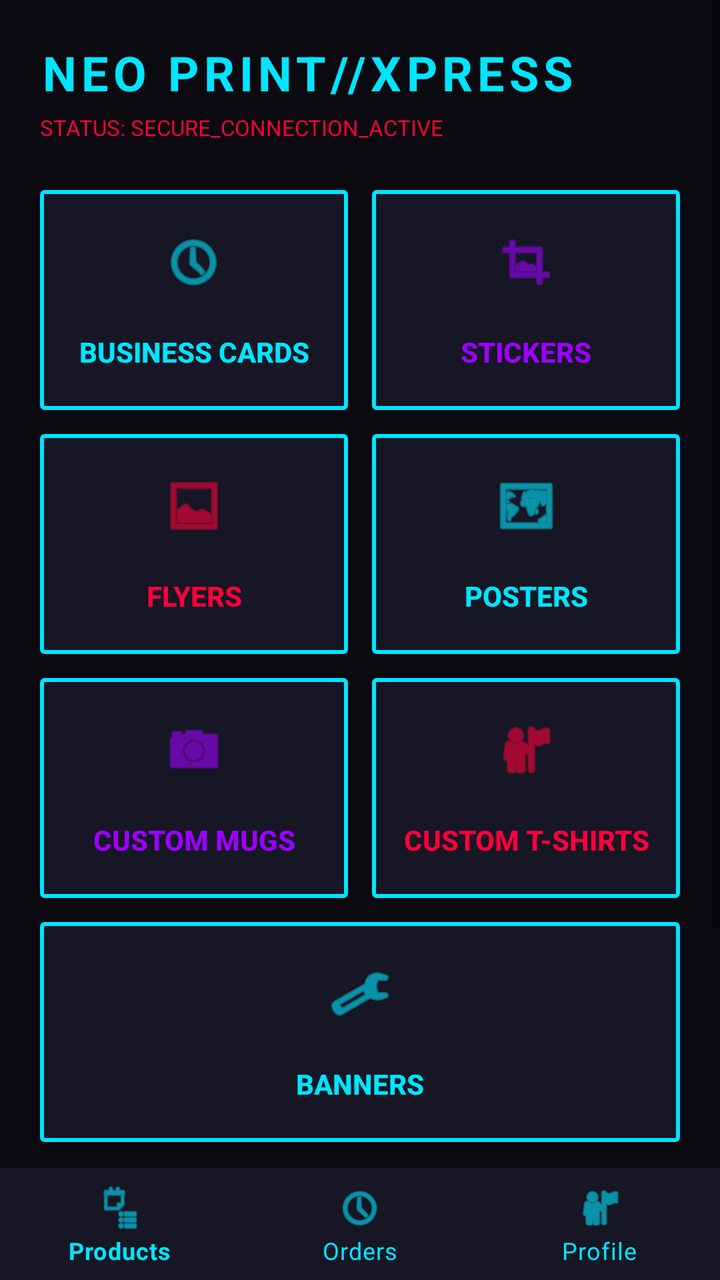
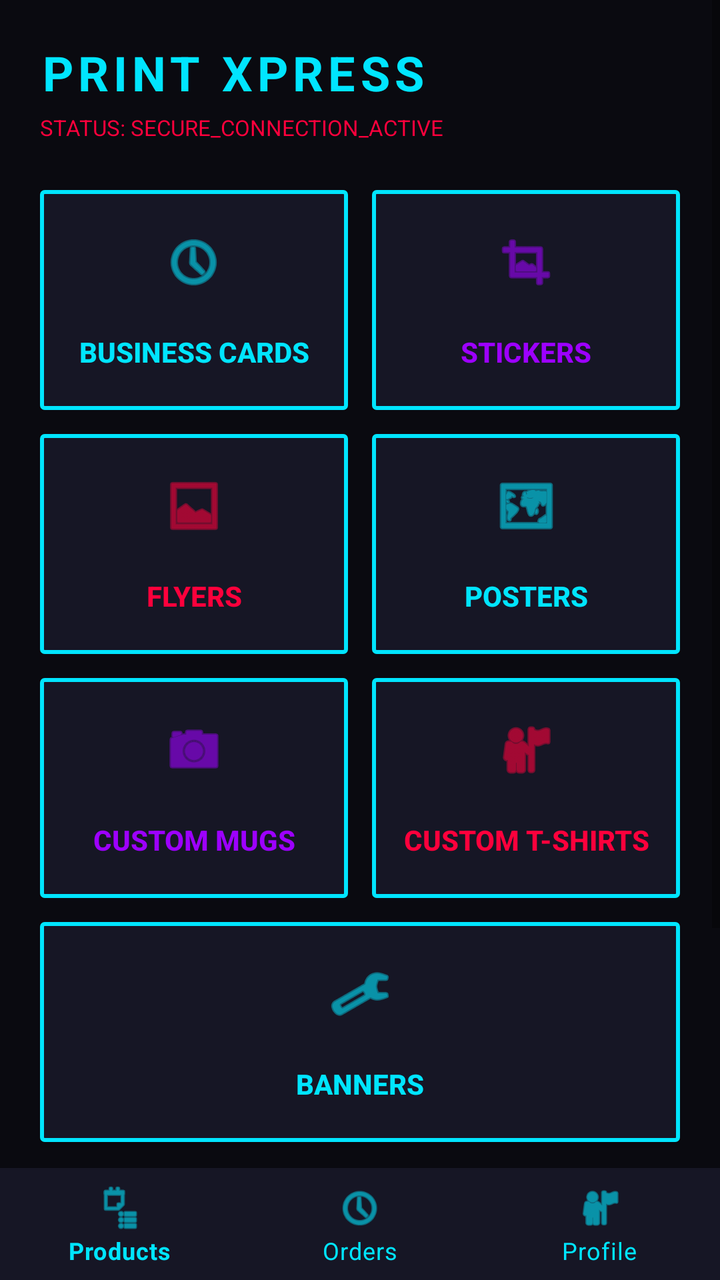

Compare the two renders of this Android layout. The source of the first and the diff that turns it into the second are given below.
<!-- AndroidManifest.xml: application theme Theme.PrintXpress -->
<!-- res/layout/activity_dashboard.xml -->
<?xml version="1.0" encoding="utf-8"?>
<RelativeLayout xmlns:android="http://schemas.android.com/apk/res/android"
    xmlns:app="http://schemas.android.com/apk/res-auto"
    android:layout_width="match_parent"
    android:layout_height="match_parent"
    android:background="#0A0A10">

    <ScrollView
        android:layout_width="match_parent"
        android:layout_height="match_parent"
        android:layout_above="@+id/bottomNavigationView">

        <LinearLayout
            android:layout_width="match_parent"
            android:layout_height="wrap_content"
            android:orientation="vertical"
            android:padding="20dp">

            <TextView
                android:layout_width="wrap_content"
                android:layout_height="wrap_content"
                android:text="NEO PRINT//XPRESS"
                android:textSize="24sp"
                android:textStyle="bold"
                android:textColor="#00E5FF"
                android:letterSpacing="0.1"
                android:layout_marginBottom="4dp"/>

            <TextView
                android:layout_width="wrap_content"
                android:layout_height="wrap_content"
                android:text="STATUS: SECURE_CONNECTION_ACTIVE"
                android:textSize="11sp"
                android:textColor="#FF003C"
                android:layout_marginBottom="24dp"/>

            
            <LinearLayout
                android:layout_width="match_parent"
                android:layout_height="110dp"
                android:orientation="horizontal"
                android:layout_marginBottom="12dp">

                <androidx.appcompat.widget.AppCompatButton
                    android:id="@+id/btnBusinessCards"
                    android:layout_width="0dp"
                    android:layout_height="match_parent"
                    android:layout_weight="1"
                    android:layout_marginEnd="6dp"
                    android:text="Business Cards"
                    android:textColor="#00E5FF"
                    android:background="@drawable/cyber_card_bg"
                    android:drawableTop="@android:drawable/ic_menu_recent_history"
                    android:drawableTint="#00E5FF"
                    android:paddingTop="20dp"
                    android:textStyle="bold"/>

                <androidx.appcompat.widget.AppCompatButton
                    android:id="@+id/btnStickers"
                    android:layout_width="0dp"
                    android:layout_height="match_parent"
                    android:layout_weight="1"
                    android:layout_marginStart="6dp"
                    android:text="Stickers"
                    android:textColor="#9D00FF"
                    android:background="@drawable/cyber_card_bg"
                    android:drawableTop="@android:drawable/ic_menu_crop"
                    android:drawableTint="#9D00FF"
                    android:paddingTop="20dp"
                    android:textStyle="bold"/>
            </LinearLayout>

            
            <LinearLayout
                android:layout_width="match_parent"
                android:layout_height="110dp"
                android:orientation="horizontal"
                android:layout_marginBottom="12dp">

                <androidx.appcompat.widget.AppCompatButton
                    android:id="@+id/btnFlyers"
                    android:layout_width="0dp"
                    android:layout_height="match_parent"
                    android:layout_weight="1"
                    android:layout_marginEnd="6dp"
                    android:text="Flyers"
                    android:textColor="#FF003C"
                    android:background="@drawable/cyber_card_bg"
                    android:drawableTop="@android:drawable/ic_menu_gallery"
                    android:drawableTint="#FF003C"
                    android:paddingTop="20dp"
                    android:textStyle="bold"/>

                <androidx.appcompat.widget.AppCompatButton
                    android:id="@+id/btnPosters"
                    android:layout_width="0dp"
                    android:layout_height="match_parent"
                    android:layout_weight="1"
                    android:layout_marginStart="6dp"
                    android:text="Posters"
                    android:textColor="#00E5FF"
                    android:background="@drawable/cyber_card_bg"
                    android:drawableTop="@android:drawable/ic_menu_mapmode"
                    android:drawableTint="#00E5FF"
                    android:paddingTop="20dp"
                    android:textStyle="bold"/>
            </LinearLayout>

            
            <LinearLayout
                android:layout_width="match_parent"
                android:layout_height="110dp"
                android:orientation="horizontal"
                android:layout_marginBottom="12dp">

                <androidx.appcompat.widget.AppCompatButton
                    android:id="@+id/btnMugs"
                    android:layout_width="0dp"
                    android:layout_height="match_parent"
                    android:layout_weight="1"
                    android:layout_marginEnd="6dp"
                    android:text="Custom Mugs"
                    android:textColor="#9D00FF"
                    android:background="@drawable/cyber_card_bg"
                    android:drawableTop="@android:drawable/ic_menu_camera"
                    android:drawableTint="#9D00FF"
                    android:paddingTop="20dp"
                    android:textStyle="bold"/>

                <androidx.appcompat.widget.AppCompatButton
                    android:id="@+id/btnTshirts"
                    android:layout_width="0dp"
                    android:layout_height="match_parent"
                    android:layout_weight="1"
                    android:layout_marginStart="6dp"
                    android:text="Custom T-Shirts"
                    android:textColor="#FF003C"
                    android:background="@drawable/cyber_card_bg"
                    android:drawableTop="@android:drawable/ic_menu_myplaces"
                    android:drawableTint="#FF003C"
                    android:paddingTop="20dp"
                    android:textStyle="bold"/>
            </LinearLayout>

            
            <androidx.appcompat.widget.AppCompatButton
                android:id="@+id/btnBanners"
                android:layout_width="match_parent"
                android:layout_height="110dp"
                android:text="Banners"
                android:textColor="#00E5FF"
                android:background="@drawable/cyber_card_bg"
                android:drawableTop="@android:drawable/ic_menu_manage"
                android:drawableTint="#00E5FF"
                android:paddingTop="20dp"
                android:layout_marginBottom="24dp"
                android:textStyle="bold"/>

            
            <androidx.appcompat.widget.AppCompatButton
                android:id="@+id/btnGallery"
                android:layout_width="match_parent"
                android:layout_height="54dp"
                android:text="ACCESS DESIGN GALLERY"
                android:background="@drawable/cyber_card_bg"
                android:textColor="#FFFFFF"
                android:layout_marginBottom="12dp"/>

            <androidx.appcompat.widget.AppCompatButton
                android:id="@+id/btnSupport"
                android:layout_width="match_parent"
                android:layout_height="54dp"
                android:text="SUPPORT PROTOCOLS &amp; FAQ"
                android:background="@drawable/cyber_card_bg"
                android:textColor="#FFFFFF"/>
        </LinearLayout>
    </ScrollView>

    <com.google.android.material.bottomnavigation.BottomNavigationView
        android:id="@+id/bottomNavigationView"
        android:layout_width="match_parent"
        android:layout_height="wrap_content"
        android:layout_alignParentBottom="true"
        android:background="#161625"
        app:itemIconTint="#00E5FF"
        app:itemTextColor="#00E5FF"
        app:menu="@menu/bottom_nav_menu" />

</RelativeLayout>
<!-- resources referenced by this layout -->
<resources>
  <!-- drawable cyber_card_bg (drawable) -->
  <?xml version="1.0" encoding="utf-8"?>
  <shape xmlns:android="http://schemas.android.com/apk/res/android"
      android:shape="rectangle">
      <solid android:color="#161625"/> 
      <stroke android:width="2dp" android:color="#00E5FF"/> 
      <corners android:radius="4px"/> 
  </shape>
  <style name="Theme.PrintXpress" parent="Base.Theme.PrintXpress" />
  <style name="Base.Theme.PrintXpress" parent="Theme.MaterialComponents.DayNight.NoActionBar">
          
          <item name="colorPrimary">@color/cyber_cyan</item>
          <item name="colorPrimaryVariant">@color/cyber_purple</item>
          <item name="colorOnPrimary">@color/white</item>
          <item name="colorSecondary">@color/cyber_pink</item>
  
          
          <item name="android:windowBackground">@color/cyber_light_bg</item>
          <item name="colorSurface">@color/cyber_card_light</item>
          <item name="android:textColor">@color/black</item>
      </style>
  <color name="cyber_cyan">#00E5FF</color>
  <color name="cyber_purple">#9D00FF</color>
  <color name="white">#FFFFFFFF</color>
  <color name="cyber_pink">#FF003C</color>
  <color name="cyber_light_bg">#F4F4FA</color>
  <color name="cyber_card_light">#FFFFFF</color>
  <color name="black">#FF000000</color>
</resources>

<!-- the commit's change to res/layout/activity_dashboard.xml (unified diff, before → after) -->
@@ -19,7 +19,7 @@
             <TextView
                 android:layout_width="wrap_content"
                 android:layout_height="wrap_content"
-                android:text="NEO PRINT//XPRESS"
+                android:text="PRINT XPRESS"
                 android:textSize="24sp"
                 android:textStyle="bold"
                 android:textColor="#00E5FF"
